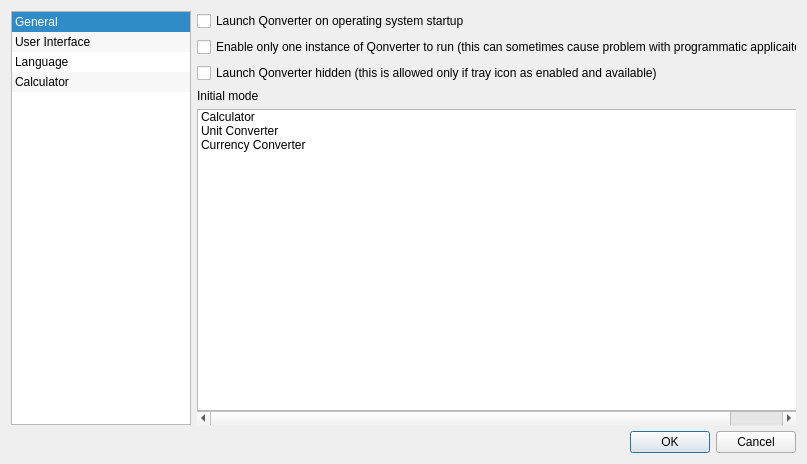
First picture: the form in ui/formsettings.ui, repository martinrotter/qonverter, before the edit.
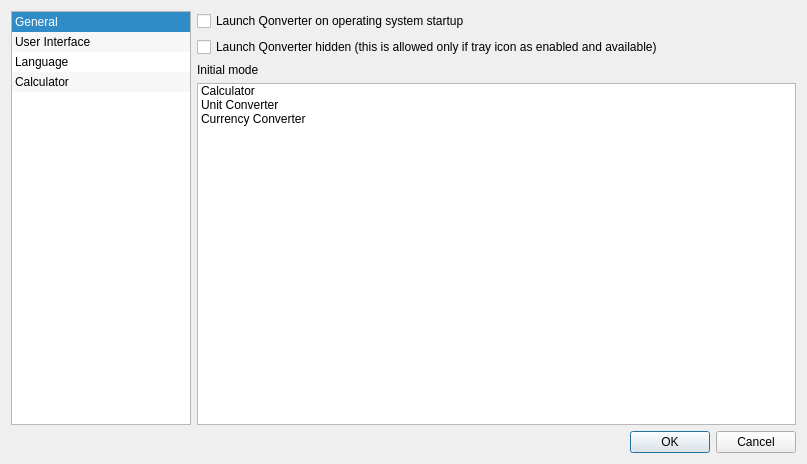
Second picture: the form after the edit. The open tabs and pages were chosen to show the change. Custom widgets are drawn as their Qt base class.

```diff
--- a/ui/formsettings.ui
+++ b/ui/formsettings.ui
@@ -57,7 +57,7 @@
             <x>0</x>
             <y>0</y>
             <width>603</width>
-            <height>417</height>
+            <height>418</height>
            </rect>
           </property>
           <layout class="QFormLayout" name="formLayout">
@@ -83,7 +83,14 @@
              </property>
             </widget>
            </item>
-           <item row="3" column="0">
+           <item row="1" column="0">
+            <widget class="QCheckBox" name="m_checkLaunchHidden">
+             <property name="text">
+              <string>Launch Qonverter hidden (this is allowed only if tray icon as enabled and available)</string>
+             </property>
+            </widget>
+           </item>
+           <item row="2" column="0">
             <widget class="QLabel" name="label_10">
              <property name="text">
               <string>Initial mode</string>
@@ -93,7 +100,7 @@
              </property>
             </widget>
            </item>
-           <item row="4" column="0" colspan="2">
+           <item row="3" column="0" colspan="2">
             <widget class="QListWidget" name="m_listMode">
              <item>
               <property name="text">
@@ -112,20 +119,6 @@
              </item>
             </widget>
            </item>
-           <item row="1" column="0">
-            <widget class="QCheckBox" name="m_checkOneInstance">
-             <property name="text">
-              <string>Enable only one instance of Qonverter to run (this can sometimes cause problem with programmatic applicaiton restart)</string>
-             </property>
-            </widget>
-           </item>
-           <item row="2" column="0">
-            <widget class="QCheckBox" name="m_checkLaunchHidden">
-             <property name="text">
-              <string>Launch Qonverter hidden (this is allowed only if tray icon as enabled and available)</string>
-             </property>
-            </widget>
-           </item>
           </layout>
          </widget>
         </widget>
```
Left out of the diff: 12 changed lines with no effect on the pictures.
